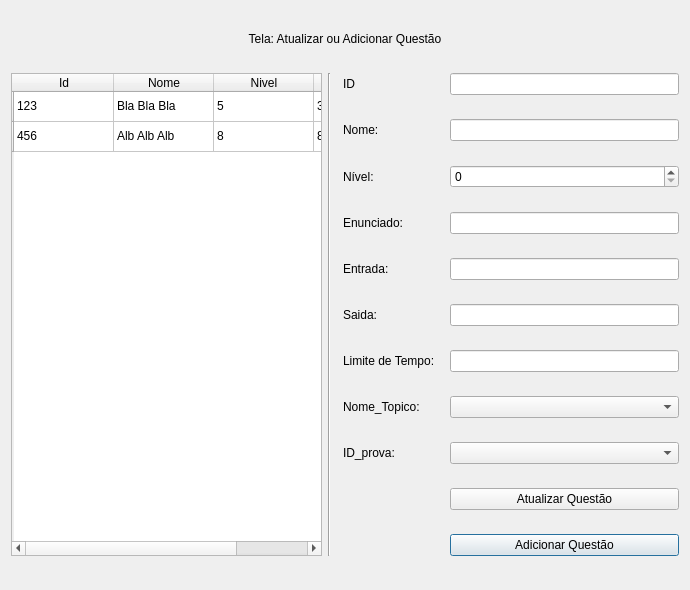
Before: the Qt Designer form gui/editarquestoes.ui in prafael18/mc536, drawn with Qt 5.
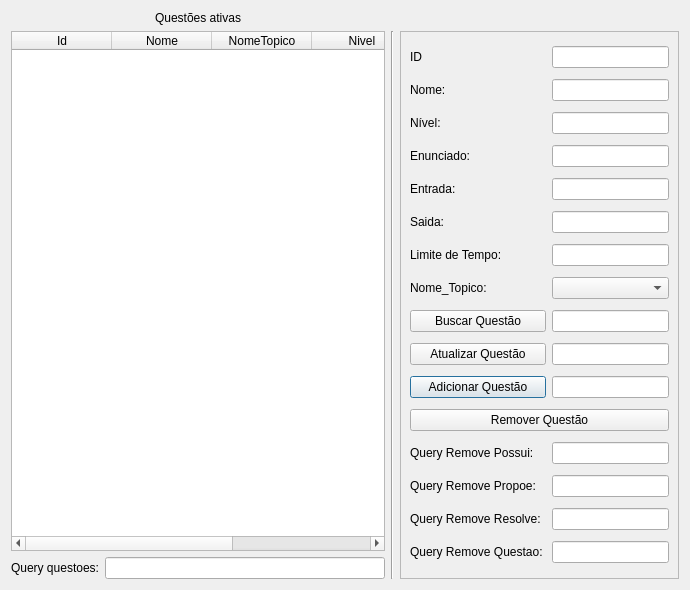
After: the same form once the commit is applied.

Commit message: Added screen Competicoes and Questoes.

```diff
--- a/gui/editarquestoes.ui
+++ b/gui/editarquestoes.ui
@@ -14,38 +14,24 @@
    <string>Dialog</string>
   </property>
   <layout class="QGridLayout" name="gridLayout">
-   <item row="3" column="6">
-    <widget class="QSpinBox" name="spinBox">
-     <property name="maximum">
-      <number>10</number>
-     </property>
-    </widget>
-   </item>
-   <item row="7" column="3" colspan="2">
-    <widget class="QLabel" name="label_8">
+   <item row="2" column="0">
+    <widget class="QLabel" name="label_10">
      <property name="text">
-      <string>Limite de Tempo: </string>
+      <string>Query questoes:</string>
      </property>
     </widget>
    </item>
-   <item row="1" column="0" rowspan="11">
-    <widget class="QTableWidget" name="tableWidget">
+   <item row="2" column="1">
+    <widget class="QLineEdit" name="etSelectTable"/>
+   </item>
+   <item row="1" column="0" colspan="2">
+    <widget class="QTableWidget" name="questoesTable">
      <property name="minimumSize">
       <size>
        <width>311</width>
        <height>0</height>
       </size>
      </property>
-     <row>
-      <property name="text">
-       <string/>
-      </property>
-     </row>
-     <row>
-      <property name="text">
-       <string/>
-      </property>
-     </row>
      <column>
       <property name="text">
        <string>Id</string>
@@ -56,6 +42,11 @@
        <string>Nome</string>
       </property>
      </column>
+     <column>
+      <property name="text">
+       <string>NomeTopico</string>
+      </property>
+     </column>
      <column>
       <property name="text">
        <string>Nivel</string>
@@ -63,122 +54,195 @@
      </column>
      <column>
       <property name="text">
-       <string>ID_prova</string>
+       <string>LimiteTempo (s)</string>
       </property>
      </column>
-     <item row="0" column="0">
-      <property name="text">
-       <string>123</string>
-      </property>
-     </item>
-     <item row="0" column="1">
-      <property name="text">
-       <string>Bla Bla Bla</string>
-      </property>
-     </item>
-     <item row="0" column="2">
-      <property name="text">
-       <string>5</string>
-      </property>
-     </item>
-     <item row="0" column="3">
-      <property name="text">
-       <string>34</string>
-      </property>
-     </item>
-     <item row="1" column="0">
-      <property name="text">
-       <string>456</string>
-      </property>
-     </item>
-     <item row="1" column="1">
-      <property name="text">
-       <string>Alb Alb Alb</string>
-      </property>
-     </item>
-     <item row="1" column="2">
-      <property name="text">
-       <string>8</string>
-      </property>
-     </item>
-     <item row="1" column="3">
-      <property name="text">
-       <string>89</string>
-      </property>
-     </item>
     </widget>
    </item>
-   <item row="6" column="6">
-    <widget class="QLineEdit" name="lineEdit_5"/>
-   </item>
-   <item row="4" column="6">
-    <widget class="QLineEdit" name="lineEdit_3"/>
-   </item>
-   <item row="1" column="1" rowspan="11">
+   <item row="1" column="2" rowspan="2">
     <widget class="Line" name="line">
      <property name="orientation">
       <enum>Qt::Vertical</enum>
      </property>
     </widget>
    </item>
-   <item row="11" column="6">
-    <widget class="QPushButton" name="pushButton">
-     <property name="text">
-      <string>Adicionar Questão</string>
+   <item row="1" column="3" rowspan="2">
+    <widget class="QScrollArea" name="scrollArea">
+     <property name="widgetResizable">
+      <bool>true</bool>
      </property>
+     <widget class="QWidget" name="scrollAreaWidgetContents_2">
+      <property name="geometry">
+       <rect>
+        <x>0</x>
+        <y>0</y>
+        <width>300</width>
+        <height>547</height>
+       </rect>
+      </property>
+      <layout class="QGridLayout" name="gridLayout_2">
+       <item row="6" column="0">
+        <widget class="QLabel" name="label_8">
+         <property name="text">
+          <string>Limite de Tempo: </string>
+         </property>
+        </widget>
+       </item>
+       <item row="2" column="0">
+        <widget class="QLabel" name="label_3">
+         <property name="text">
+          <string>Nível:</string>
+         </property>
+        </widget>
+       </item>
+       <item row="1" column="1">
+        <widget class="QLineEdit" name="etNome"/>
+       </item>
+       <item row="5" column="1">
+        <widget class="QLineEdit" name="etSaida"/>
+       </item>
+       <item row="6" column="1">
+        <widget class="QLineEdit" name="etTempo"/>
+       </item>
+       <item row="9" column="1">
+        <widget class="QLineEdit" name="etUpdate"/>
+       </item>
+       <item row="7" column="1">
+        <widget class="QComboBox" name="cbTopico"/>
+       </item>
+       <item row="0" column="1">
+        <widget class="QLineEdit" name="etId"/>
+       </item>
+       <item row="14" column="0">
+        <widget class="QLabel" name="label_13">
+         <property name="text">
+          <string>Query Remove Resolve: </string>
+         </property>
+        </widget>
+       </item>
+       <item row="13" column="0">
+        <widget class="QLabel" name="label_12">
+         <property name="text">
+          <string>Query Remove Propoe: </string>
+         </property>
+        </widget>
+       </item>
+       <item row="10" column="0">
+        <widget class="QPushButton" name="pushButton">
+         <property name="text">
+          <string>Adicionar Questão</string>
+         </property>
+        </widget>
+       </item>
+       <item row="3" column="1">
+        <widget class="QLineEdit" name="etEnunciado"/>
+       </item>
+       <item row="2" column="1">
+        <widget class="QLineEdit" name="etNivel"/>
+       </item>
+       <item row="9" column="0">
+        <widget class="QPushButton" name="pushButton_2">
+         <property name="text">
+          <string>Atualizar Questão</string>
+         </property>
+        </widget>
+       </item>
+       <item row="8" column="1">
+        <widget class="QLineEdit" name="etBusca"/>
+       </item>
+       <item row="12" column="0">
+        <widget class="QLabel" name="label_11">
+         <property name="text">
+          <string>Query Remove Possui: </string>
+         </property>
+        </widget>
+       </item>
+       <item row="5" column="0">
+        <widget class="QLabel" name="label_7">
+         <property name="text">
+          <string>Saida:</string>
+         </property>
+        </widget>
+       </item>
+       <item row="4" column="0">
+        <widget class="QLabel" name="label_6">
+         <property name="text">
+          <string>Entrada:</string>
+         </property>
+        </widget>
+       </item>
+       <item row="1" column="0">
+        <widget class="QLabel" name="label_2">
+         <property name="text">
+          <string>Nome:</string>
+         </property>
+        </widget>
+       </item>
+       <item row="3" column="0">
+        <widget class="QLabel" name="label_5">
+         <property name="text">
+          <string>Enunciado:</string>
+         </property>
+        </widget>
+       </item>
+       <item row="7" column="0">
+        <widget class="QLabel" name="label_9">
+         <property name="text">
+          <string>Nome_Topico:</string>
+         </property>
+        </widget>
+       </item>
+       <item row="4" column="1">
+        <widget class="QLineEdit" name="etEntrada"/>
+       </item>
+       <item row="10" column="1">
+        <widget class="QLineEdit" name="etAdiciona"/>
+       </item>
+       <item row="8" column="0">
+        <widget class="QPushButton" name="pushButton_3">
+         <property name="text">
+          <string>Buscar Questão</string>
+         </property>
+        </widget>
+       </item>
+       <item row="0" column="0">
+        <widget class="QLabel" name="label">
+         <property name="text">
+          <string>ID</string>
+         </property>
+        </widget>
+       </item>
+       <item row="15" column="0">
+        <widget class="QLabel" name="label_14">
+         <property name="text">
+          <string>Query Remove Questao: </string>
+         </property>
+        </widget>
+       </item>
+       <item row="12" column="1">
+        <widget class="QLineEdit" name="etRemovePossui"/>
+       </item>
+       <item row="13" column="1">
+        <widget class="QLineEdit" name="etRemovePropoe"/>
+       </item>
+       <item row="14" column="1">
+        <widget class="QLineEdit" name="etRemoveResolve"/>
+       </item>
+       <item row="15" column="1">
+        <widget class="QLineEdit" name="etRemoveQuestao"/>
+       </item>
+       <item row="11" column="0" colspan="2">
+        <widget class="QPushButton" name="pushButton_4">
+         <property name="text">
+          <string>Remover Questão</string>
+         </property>
+        </widget>
+       </item>
+      </layout>
+     </widget>
     </widget>
    </item>
-   <item row="9" column="3" colspan="2">
-    <widget class="QLabel" name="label_10">
-     <property name="text">
-      <string>ID_prova:</string>
-     </property>
-    </widget>
-   </item>
-   <item row="8" column="3" colspan="3">
-    <widget class="QLabel" name="label_9">
-     <property name="text">
-      <string>Nome_Topico:</string>
-     </property>
-    </widget>
-   </item>
-   <item row="2" column="6">
-    <widget class="QLineEdit" name="lineEdit_2"/>
-   </item>
-   <item row="9" column="6">
-    <widget class="QComboBox" name="comboBox_2"/>
-   </item>
-   <item row="5" column="6">
-    <widget class="QLineEdit" name="lineEdit_4"/>
-   </item>
-   <item row="5" column="3" colspan="2">
-    <widget class="QLabel" name="label_6">
-     <property name="text">
-      <string>Entrada:</string>
-     </property>
-    </widget>
-   </item>
-   <item row="4" column="3" colspan="2">
-    <widget class="QLabel" name="label_5">
-     <property name="text">
-      <string>Enunciado:</string>
-     </property>
-    </widget>
-   </item>
-   <item row="3" column="3">
-    <widget class="QLabel" name="label_3">
-     <property name="text">
-      <string>Nível:</string>
-     </property>
-    </widget>
-   </item>
-   <item row="8" column="6">
-    <widget class="QComboBox" name="comboBox"/>
-   </item>
-   <item row="7" column="6">
-    <widget class="QLineEdit" name="lineEdit_6"/>
-   </item>
-   <item row="0" column="0" colspan="7">
+   <item row="0" column="0" colspan="2">
     <widget class="QLabel" name="label_4">
      <property name="maximumSize">
       <size>
@@ -187,44 +251,13 @@
       </size>
      </property>
      <property name="text">
-      <string>Tela: Atualizar ou Adicionar Questão</string>
+      <string>Questões ativas</string>
      </property>
      <property name="alignment">
       <set>Qt::AlignCenter</set>
      </property>
     </widget>
    </item>
-   <item row="6" column="3" colspan="2">
-    <widget class="QLabel" name="label_7">
-     <property name="text">
-      <string>Saida:</string>
-     </property>
-    </widget>
-   </item>
-   <item row="10" column="6">
-    <widget class="QPushButton" name="pushButton_2">
-     <property name="text">
-      <string>Atualizar Questão</string>
-     </property>
-    </widget>
-   </item>
-   <item row="2" column="3">
-    <widget class="QLabel" name="label_2">
-     <property name="text">
-      <string>Nome:</string>
-     </property>
-    </widget>
-   </item>
-   <item row="1" column="3">
-    <widget class="QLabel" name="label">
-     <property name="text">
-      <string>ID</string>
-     </property>
-    </widget>
-   </item>
-   <item row="1" column="6">
-    <widget class="QLineEdit" name="lineEdit"/>
-   </item>
   </layout>
  </widget>
  <resources/>
```
Left out of the diff: 73 changed lines with no effect on the pictures. The commit also changes 37 other files.
